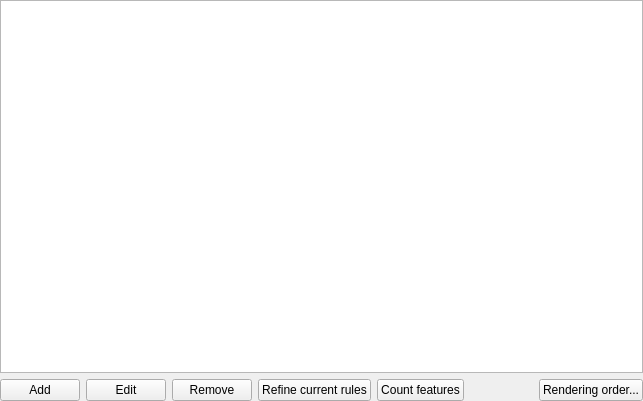
qgis/QGIS, file src/ui/qgsrulebasedrendererv2widget.ui: the form before one commit.
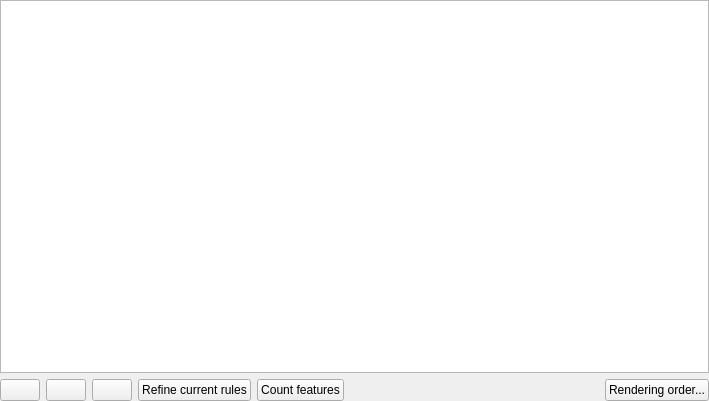
The form after the commit. Icons and pictures are not drawn.

Patch:
```diff
--- a/src/ui/qgsrulebasedrendererv2widget.ui
+++ b/src/ui/qgsrulebasedrendererv2widget.ui
@@ -6,7 +6,7 @@
    <rect>
     <x>0</x>
     <y>0</y>
-    <width>643</width>
+    <width>709</width>
     <height>401</height>
    </rect>
   </property>
@@ -56,21 +56,33 @@
      <item>
       <widget class="QPushButton" name="btnAddRule">
        <property name="text">
-        <string>Add</string>
+        <string/>
+       </property>
+       <property name="icon">
+        <iconset resource="../../images/images.qrc">
+         <normaloff>:/images/themes/default/mActionSignPlus.png</normaloff>:/images/themes/default/mActionSignPlus.png</iconset>
        </property>
       </widget>
      </item>
      <item>
       <widget class="QPushButton" name="btnEditRule">
        <property name="text">
-        <string>Edit</string>
+        <string/>
+       </property>
+       <property name="icon">
+        <iconset resource="../../images/images.qrc">
+         <normaloff>:/images/themes/default/symbologyEdit.png</normaloff>:/images/themes/default/symbologyEdit.png</iconset>
        </property>
       </widget>
      </item>
      <item>
       <widget class="QPushButton" name="btnRemoveRule">
        <property name="text">
-        <string>Remove</string>
+        <string/>
+       </property>
+       <property name="icon">
+        <iconset resource="../../images/images.qrc">
+         <normaloff>:/images/themes/default/mActionSignMinus.png</normaloff>:/images/themes/default/mActionSignMinus.png</iconset>
        </property>
       </widget>
      </item>
@@ -110,7 +122,7 @@
        </property>
        <property name="sizeHint" stdset="0">
         <size>
-         <width>40</width>
+         <width>0</width>
          <height>20</height>
         </size>
        </property>
```
Left out of the diff: 19 changed lines with no effect on the pictures.
